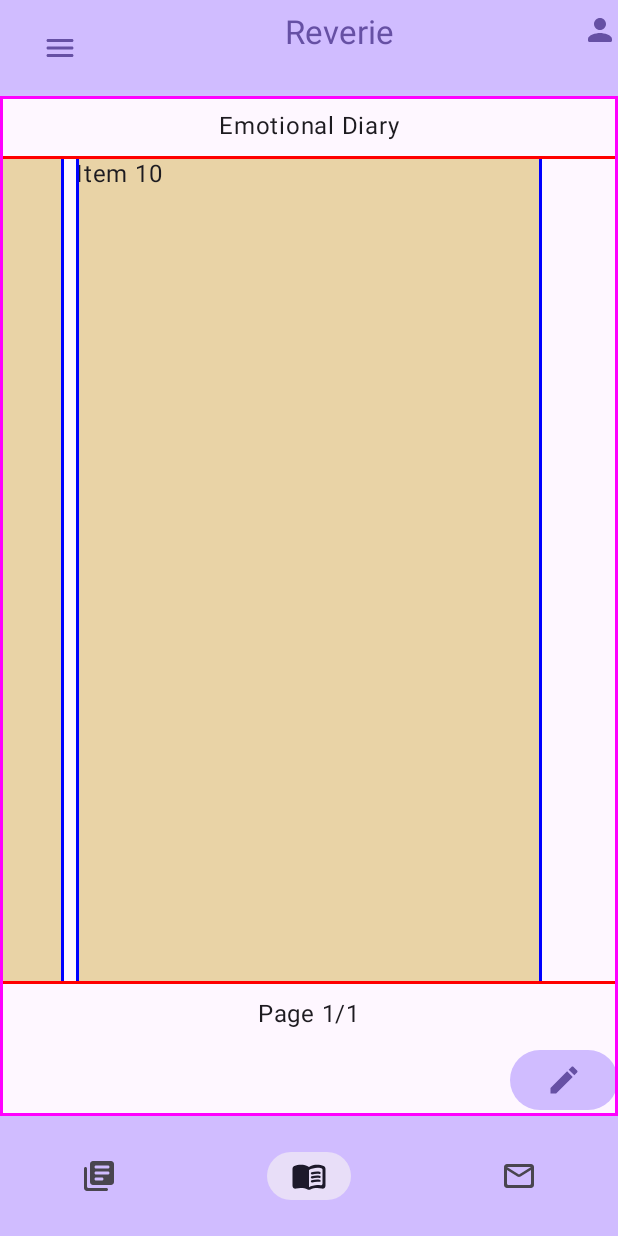
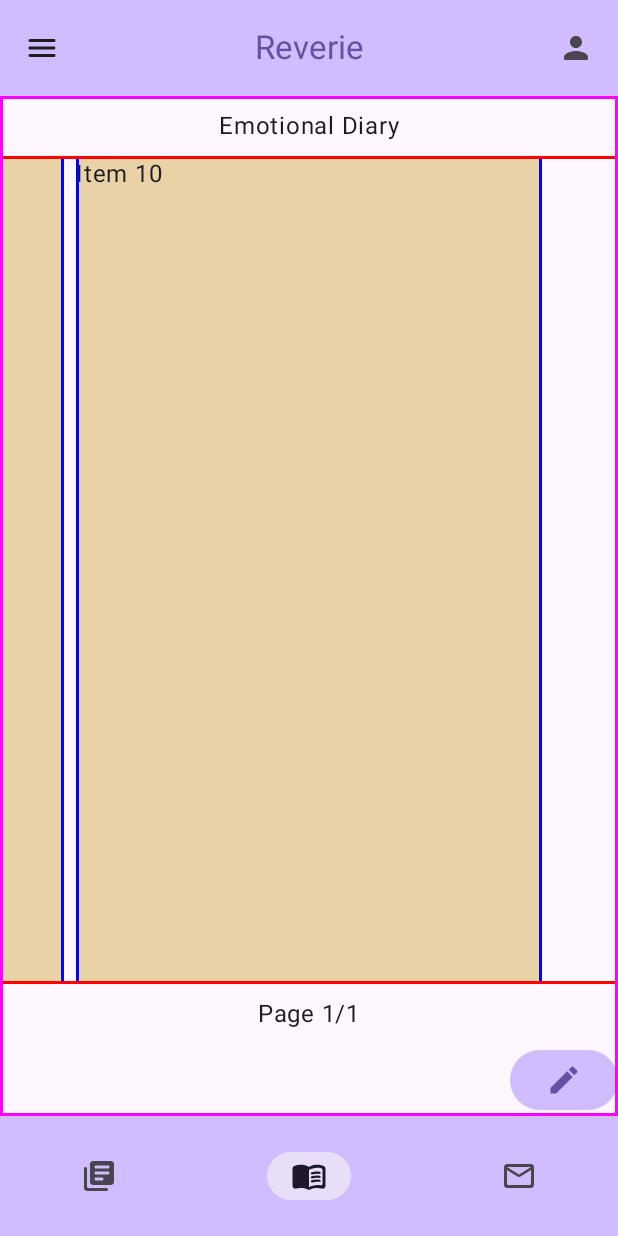
Before and after one commit to alessiopelusi/reverie-android, an Android app built with Jetpack Compose: the screen it shows after launch (MainActivity), on a phone screen of 412 x 824 dp. Run offline under Robolectric (Android 15) with nearby library versions, the phone set to English and light mode, and no system bars.

Commit message:
Fixed CustomTopAppBar

```diff
--- a/app/src/main/java/com/example/reverie/MainActivity.kt
+++ b/app/src/main/java/com/example/reverie/MainActivity.kt
@@ -3,11 +3,8 @@ package com.example.reverie
 import android.os.Bundle
 import androidx.activity.ComponentActivity
 import androidx.activity.compose.setContent
-import androidx.compose.foundation.layout.Arrangement
 import androidx.compose.foundation.layout.Column
-import androidx.compose.foundation.layout.Row
 import androidx.compose.foundation.layout.Spacer
-import androidx.compose.foundation.layout.fillMaxWidth
 import androidx.compose.foundation.layout.height
 import androidx.compose.foundation.layout.padding
 import androidx.compose.foundation.rememberScrollState
@@ -18,7 +15,6 @@ import androidx.compose.material3.Icon
 import androidx.compose.material3.MaterialTheme
 import androidx.compose.material3.Scaffold
 import androidx.compose.material3.Text
-import androidx.compose.material3.TopAppBar
 import androidx.compose.material3.TopAppBarDefaults.topAppBarColors
 import androidx.compose.ui.Modifier
 import androidx.compose.ui.graphics.vector.ImageVector
@@ -41,6 +37,7 @@ import androidx.compose.material.icons.outlined.Settings
 import androidx.compose.material.icons.rounded.MailOutline
 import androidx.compose.material.icons.rounded.Menu
 import androidx.compose.material.icons.rounded.Person
+import androidx.compose.material3.CenterAlignedTopAppBar
 import androidx.compose.material3.DrawerState
 import androidx.compose.material3.DrawerValue
 import androidx.compose.material3.ExperimentalMaterial3Api
@@ -57,6 +54,7 @@ import androidx.compose.runtime.remember
 import androidx.compose.runtime.rememberCoroutineScope
 import androidx.compose.runtime.setValue
 import androidx.compose.ui.res.stringResource
+import androidx.compose.ui.text.style.TextAlign
 import kotlinx.coroutines.launch
 
 
@@ -169,16 +167,15 @@ fun Reverie() {
 @Composable
 fun CustomTopBar(drawerState: DrawerState) {
     val scope = rememberCoroutineScope()
-    TopAppBar(
+    CenterAlignedTopAppBar(
         colors = topAppBarColors(
             containerColor = MaterialTheme.colorScheme.primaryContainer,
             titleContentColor = MaterialTheme.colorScheme.primary,
         ),
         title = {
-            Row (
-                horizontalArrangement = Arrangement.SpaceBetween,
-                modifier = Modifier.fillMaxWidth()
-            ) {
+            Text(stringResource(R.string.app_name), textAlign = TextAlign.Center)
+        },
+        navigationIcon = {
             IconButton (onClick = {
                 scope.launch {
                     if (drawerState.isClosed) {
@@ -190,7 +187,9 @@ fun CustomTopBar(drawerState: DrawerState) {
             }) {
                 Icon(Icons.Rounded.Menu, contentDescription = stringResource(R.string.navigation_drawer))
             }
-                Text(stringResource(R.string.app_name))
+        },
+        actions = {
+            IconButton(onClick = {}) {
                 Icon(Icons.Rounded.Person, contentDescription = stringResource(R.string.account))
             }
         }
```
Lines whose indentation alone changed are shown as unchanged.
